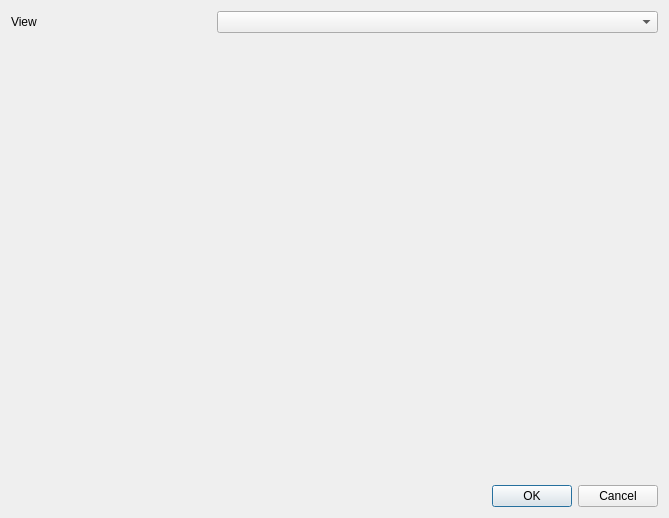
s-du/SkySpectral, file gui/ui/composed.ui: the form before one commit.
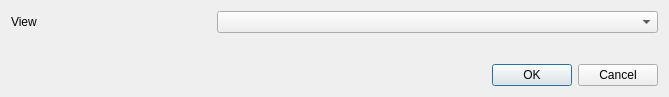
The form after the commit.

What changed in the file:
```diff
--- a/gui/ui/composed.ui
+++ b/gui/ui/composed.ui
@@ -7,7 +7,7 @@
     <x>0</x>
     <y>0</y>
     <width>669</width>
-    <height>518</height>
+    <height>97</height>
    </rect>
   </property>
   <property name="windowTitle">
```
